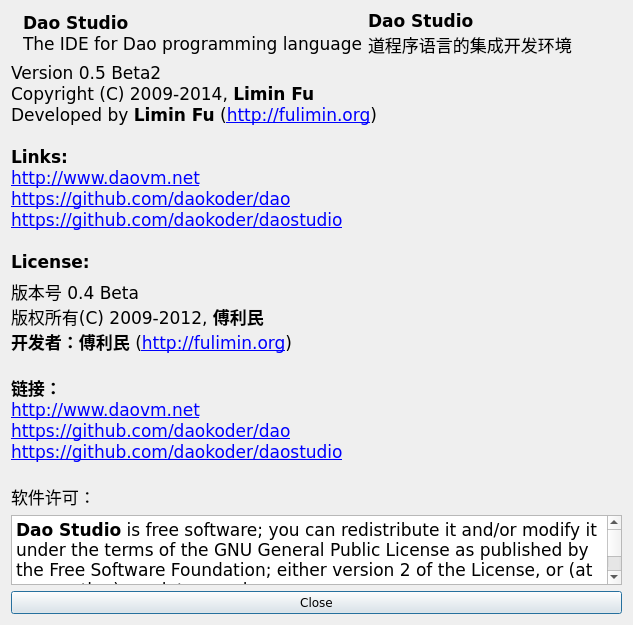
daokoder/daostudio, file src/daoAbout.ui: the form before one commit.
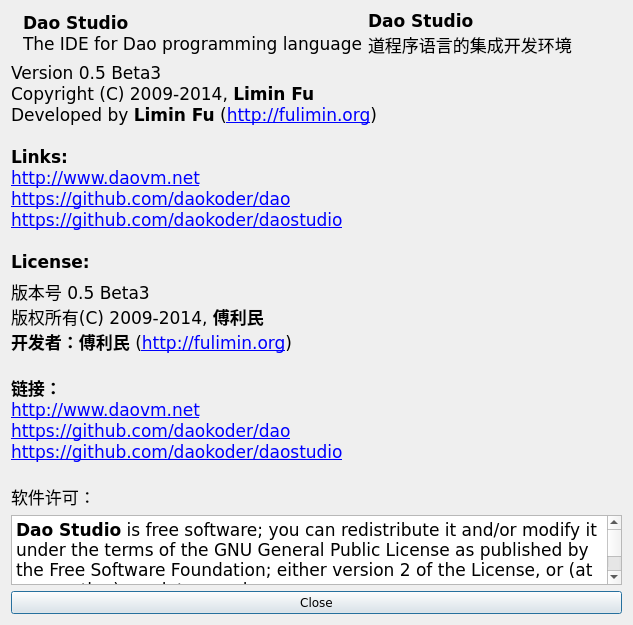
The form after the commit. Icons and pictures are not drawn.

What changed in the file:
```diff
--- a/src/daoAbout.ui
+++ b/src/daoAbout.ui
@@ -90,7 +90,7 @@
 &lt;html&gt;&lt;head&gt;&lt;meta name=&quot;qrichtext&quot; content=&quot;1&quot; /&gt;&lt;style type=&quot;text/css&quot;&gt;
 p, li { white-space: pre-wrap; }
 &lt;/style&gt;&lt;/head&gt;&lt;body style=&quot; font-family:'Bitstream Vera Sans'; font-size:13pt; font-weight:400; font-style:normal;&quot;&gt;
-&lt;p style=&quot; margin-top:0px; margin-bottom:0px; margin-left:0px; margin-right:0px; -qt-block-indent:0; text-indent:0px;&quot;&gt;Version 0.5 Beta2&lt;/p&gt;
+&lt;p style=&quot; margin-top:0px; margin-bottom:0px; margin-left:0px; margin-right:0px; -qt-block-indent:0; text-indent:0px;&quot;&gt;Version 0.5 Beta3&lt;/p&gt;
 &lt;p style=&quot; margin-top:0px; margin-bottom:0px; margin-left:0px; margin-right:0px; -qt-block-indent:0; text-indent:0px;&quot;&gt;Copyright (C) 2009-2014, &lt;span style=&quot; font-weight:600;&quot;&gt;Limin Fu&lt;/span&gt;&lt;/p&gt;
 &lt;p style=&quot; margin-top:0px; margin-bottom:0px; margin-left:0px; margin-right:0px; -qt-block-indent:0; text-indent:0px;&quot;&gt;Developed by &lt;span style=&quot; font-weight:600;&quot;&gt;Limin Fu&lt;/span&gt; (&lt;a href=&quot;http://fulimin.org&quot;&gt;&lt;span style=&quot; text-decoration: underline; color:#0000ff;&quot;&gt;http://fulimin.org&lt;/span&gt;&lt;/a&gt;)&lt;/p&gt;
 &lt;p style=&quot;-qt-paragraph-type:empty; margin-top:0px; margin-bottom:0px; margin-left:0px; margin-right:0px; -qt-block-indent:0; text-indent:0px; font-weight:600;&quot;&gt;&lt;br /&gt;&lt;/p&gt;
@@ -110,8 +110,8 @@
 &lt;html&gt;&lt;head&gt;&lt;meta name=&quot;qrichtext&quot; content=&quot;1&quot; /&gt;&lt;style type=&quot;text/css&quot;&gt;
 p, li { white-space: pre-wrap; }
 &lt;/style&gt;&lt;/head&gt;&lt;body style=&quot; font-family:'Lucida Grande'; font-size:13pt; font-weight:400; font-style:normal;&quot;&gt;
-&lt;p style=&quot; margin-top:0px; margin-bottom:0px; margin-left:0px; margin-right:0px; -qt-block-indent:0; text-indent:0px;&quot;&gt;&lt;span style=&quot; font-family:'Bitstream Vera Sans';&quot;&gt;版本号 0.4 Beta&lt;/span&gt;&lt;/p&gt;
-&lt;p style=&quot; margin-top:0px; margin-bottom:0px; margin-left:0px; margin-right:0px; -qt-block-indent:0; text-indent:0px;&quot;&gt;&lt;span style=&quot; font-family:'Bitstream Vera Sans';&quot;&gt;版权所有(C) 2009-2012, &lt;/span&gt;&lt;span style=&quot; font-family:'Bitstream Vera Sans'; font-weight:600;&quot;&gt;傅利民&lt;/span&gt;&lt;/p&gt;
+&lt;p style=&quot; margin-top:0px; margin-bottom:0px; margin-left:0px; margin-right:0px; -qt-block-indent:0; text-indent:0px;&quot;&gt;&lt;span style=&quot; font-family:'Bitstream Vera Sans';&quot;&gt;版本号 0.5 Beta3&lt;/span&gt;&lt;/p&gt;
+&lt;p style=&quot; margin-top:0px; margin-bottom:0px; margin-left:0px; margin-right:0px; -qt-block-indent:0; text-indent:0px;&quot;&gt;&lt;span style=&quot; font-family:'Bitstream Vera Sans';&quot;&gt;版权所有(C) 2009-2014, &lt;/span&gt;&lt;span style=&quot; font-family:'Bitstream Vera Sans'; font-weight:600;&quot;&gt;傅利民&lt;/span&gt;&lt;/p&gt;
 &lt;p style=&quot; margin-top:0px; margin-bottom:0px; margin-left:0px; margin-right:0px; -qt-block-indent:0; text-indent:0px;&quot;&gt;&lt;span style=&quot; font-family:'Bitstream Vera Sans'; font-weight:600;&quot;&gt;开发者：傅利民&lt;/span&gt;&lt;span style=&quot; font-family:'Bitstream Vera Sans';&quot;&gt; (&lt;/span&gt;&lt;a href=&quot;http://fulimin.org&quot;&gt;&lt;span style=&quot; font-family:'Bitstream Vera Sans'; text-decoration: underline; color:#0000ff;&quot;&gt;http://fulimin.org&lt;/span&gt;&lt;/a&gt;&lt;span style=&quot; font-family:'Bitstream Vera Sans';&quot;&gt;)&lt;/span&gt;&lt;/p&gt;
 &lt;p style=&quot;-qt-paragraph-type:empty; margin-top:0px; margin-bottom:0px; margin-left:0px; margin-right:0px; -qt-block-indent:0; text-indent:0px; font-family:'Bitstream Vera Sans'; font-weight:600;&quot;&gt;&lt;br /&gt;&lt;/p&gt;
 &lt;p style=&quot; margin-top:0px; margin-bottom:0px; margin-left:0px; margin-right:0px; -qt-block-indent:0; text-indent:0px;&quot;&gt;&lt;span style=&quot; font-family:'Bitstream Vera Sans'; font-weight:600;&quot;&gt;链接：&lt;/span&gt;&lt;/p&gt;
```
